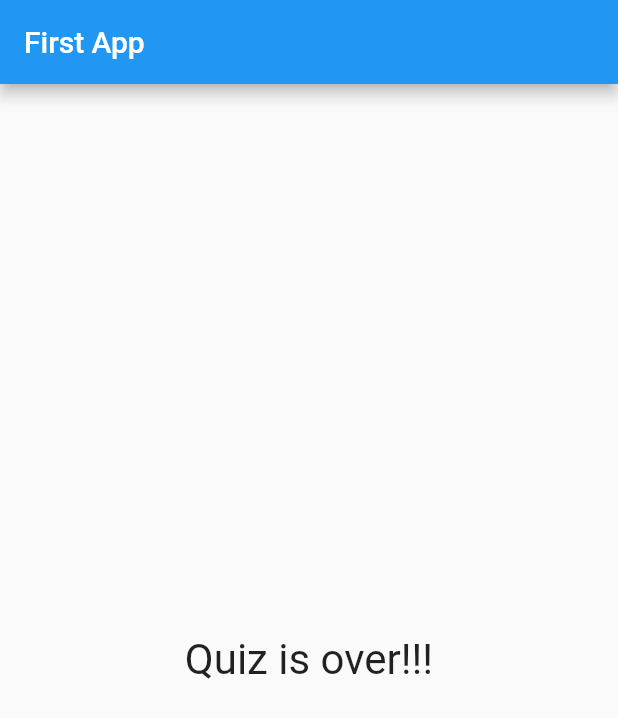
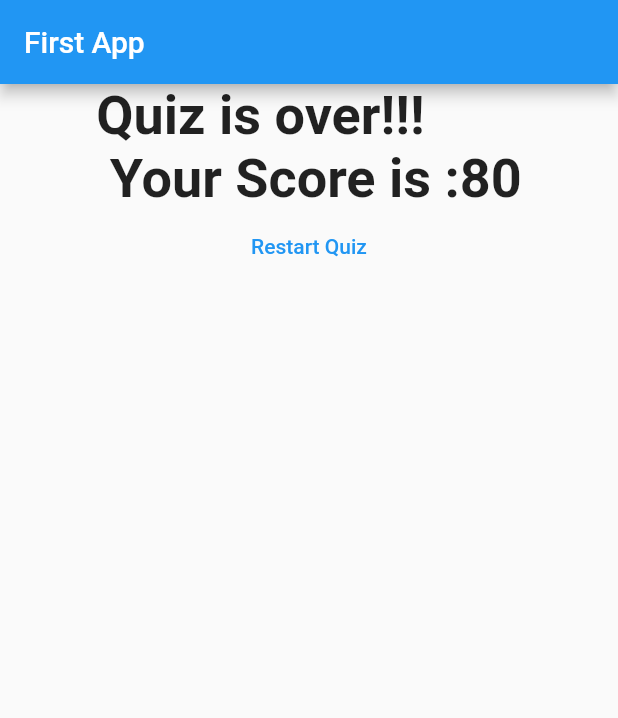
Before and after one commit to shahsanket2107/flutter_quiz_app, a Flutter app: the screen it shows after launch, after a tap on "Indian", after a tap on "Red", after a tap on "Other", on a phone screen of 412 x 824 dp. Shown: the top 718 px of the screen. Run offline on Flutter 3.47's test engine with Material 2 defaults, Android fonts, the phone set to English and light mode, and no system bars.

```diff
--- a/lib/main.dart
+++ b/lib/main.dart
@@ -16,23 +16,38 @@ class _MyAppState extends State<MyApp> {
   final _questions = const [
     {
       "questionText": "What is your nationality?",
-      "answers": ["Indian", "Pakistani", "Chinese", "American"],
+      "answers": [
+        {"text": "Indian", "score": 40},
+        {"text": "Pakistani", "score": 20},
+        {"text": "Chinese", "score": 10},
+        {"text": "American", "score": 30},
+      ],
     },
     {
       "questionText": "What is your favourite color?",
-      "answers": ["Blue", "Red", "Green", "Yellow"],
+      "answers": [
+        {"text": "Blue", "score": 40},
+        {"text": "Red", "score": 20},
+        {"text": "Green", "score": 30},
+        {"text": "Yellow", "score": 10}
+      ],
     },
     {
       "questionText": "What is your gender?",
-      "answers": ["Male", "Female", "Other"],
+      "answers": [
+        {"text": "Male", "score": 20},
+        {"text": "Female", "score": 20},
+        {"text": "Other", "score": 20}
+      ],
     }
   ];
 
   var questionIndex = 0;
-
+  var _totalScore = 0;
 // _ (underscore) before a variable name or a class name denotes that it is private
 
-  void answerQuestion() {
+  void answerQuestion(int score) {
+    _totalScore += score;
     setState(() {
       questionIndex += 1;
     });
@@ -41,6 +56,13 @@ class _MyAppState extends State<MyApp> {
     } else {
       print("No more questions left");
     }
+  }
+
+  void _resetQuiz() {
+    setState(() {
+      questionIndex = 0;
+      _totalScore = 0;
+    });
   }
 
   @override
@@ -57,7 +79,7 @@ class _MyAppState extends State<MyApp> {
                   questionIndex: questionIndex,
                   questions: _questions,
                 )
-              : Result()),
+              : Result(_totalScore, _resetQuiz)),
     );
   }
 }
--- a/lib/quiz.dart
+++ b/lib/quiz.dart
@@ -18,9 +18,10 @@ class Quiz extends StatelessWidget {
     return Column(
       children: [
         Question(questions[questionIndex]['questionText']),
-        ...(questions[questionIndex]['answers'] as List<String>).map((answer) {
+        ...(questions[questionIndex]['answers'] as List<Map<String, Object>>)
+            .map((answer) {
           print(answer);
-          return Answer(answerQuestion, answer);
+          return Answer(() => answerQuestion(answer['score']), answer['text']);
         }).toList()
       ],
     );
--- a/lib/result.dart
+++ b/lib/result.dart
@@ -1,10 +1,32 @@
 import 'package:flutter/material.dart';
 
 class Result extends StatelessWidget {
+  final int resultScore;
+  final Function resetHandler;
+
+  Result(this.resultScore, this.resetHandler);
+
+  String get resultPhrase {
+    String resultText = 'Quiz is over!!!';
+    String out = '\n Your Score is :' + resultScore.toString();
+    resultText += out;
+    return resultText;
+  }
+
   @override
   Widget build(BuildContext context) {
     return Center(
-      child: Text("Quiz is over!!!", style: TextStyle(fontSize: 28)),
+      child: Column(children: <Widget>[
+        Text(
+          resultPhrase,
+          style: TextStyle(fontSize: 36, fontWeight: FontWeight.bold),
+        ),
+        FlatButton(
+          child: Text('Restart Quiz'),
+          textColor: Colors.blue,
+          onPressed: resetHandler,
+        ),
+      ]),
     );
   }
 }
```
